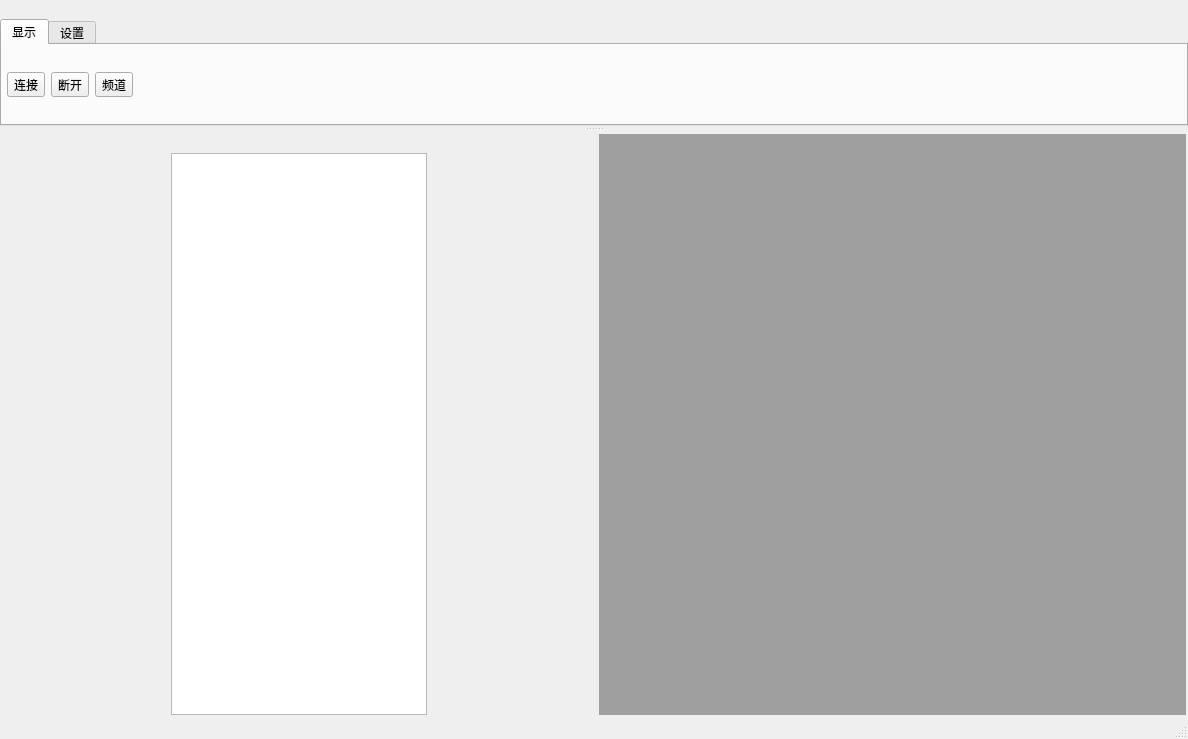
First picture: the form in mainwindow.ui, repository sorcerer310/ADVideoFusion, before the edit.
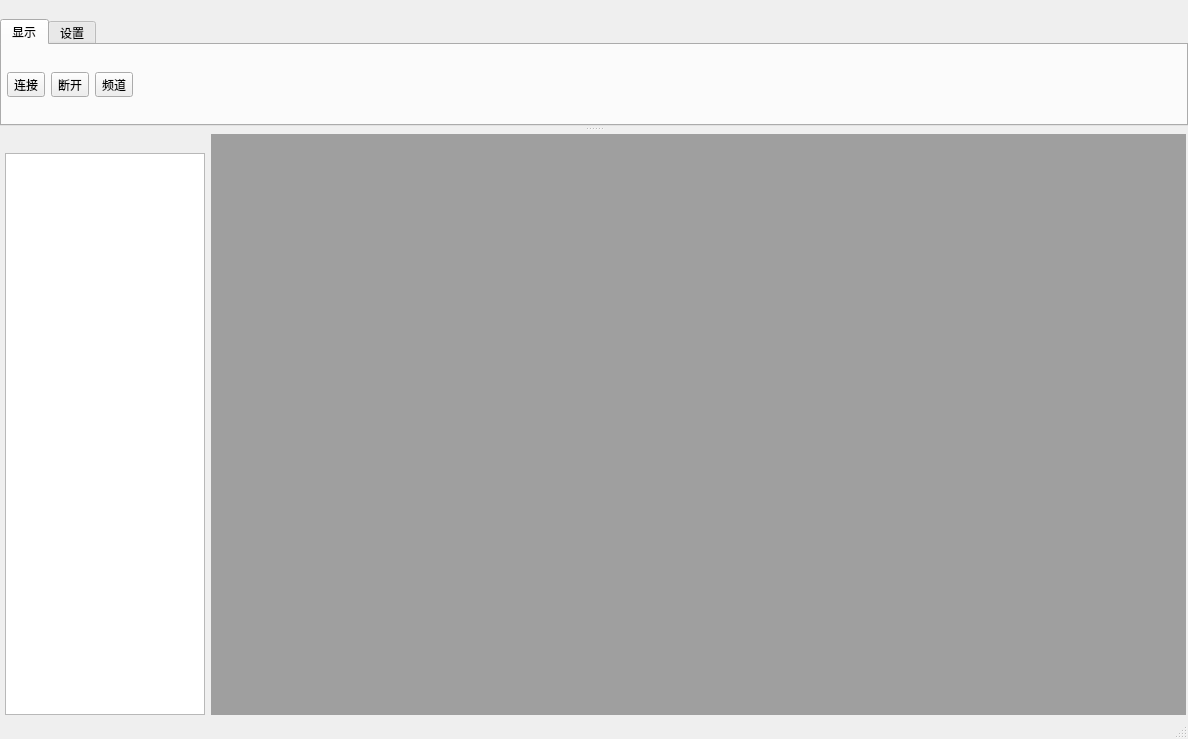
Second picture: the form after the edit. Icons and pictures are not drawn.

What changed in the file:
```diff
--- a/mainwindow.ui
+++ b/mainwindow.ui
@@ -41,6 +41,12 @@
         <height>539</height>
        </size>
       </property>
+      <property name="maximumSize">
+       <size>
+        <width>200</width>
+        <height>524287</height>
+       </size>
+      </property>
       <property name="features">
        <set>QDockWidget::NoDockWidgetFeatures</set>
       </property>
```
Left out of the diff: 2 changed lines with no effect on the pictures.
